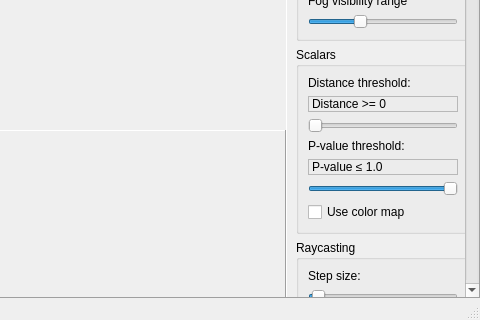
Old version of the form Widgets/NQVTKWindow.ui in the repository bwrrp/nqvtk; both pictures show x 320 to 800 and y 380 to 700 of the 800 by 700 pixel window.
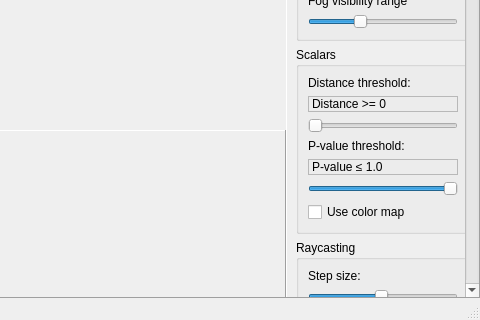
New version of the form. Custom widgets are drawn as their Qt base class.

Commit message: Made the default step size a bit more friendly for larger datasets.

```diff
--- a/Widgets/NQVTKWindow.ui
+++ b/Widgets/NQVTKWindow.ui
@@ -90,7 +90,7 @@
        <property name="geometry" >
         <rect>
          <x>0</x>
-         <y>-308</y>
+         <y>-229</y>
          <width>177</width>
          <height>1303</height>
         </rect>
@@ -407,7 +407,7 @@
               <number>200</number>
              </property>
              <property name="value" >
-              <number>10</number>
+              <number>100</number>
              </property>
              <property name="orientation" >
               <enum>Qt::Horizontal</enum>
```
Left out of the diff: 6 changed lines with no effect on the pictures. The commit also changes 1 other file.
